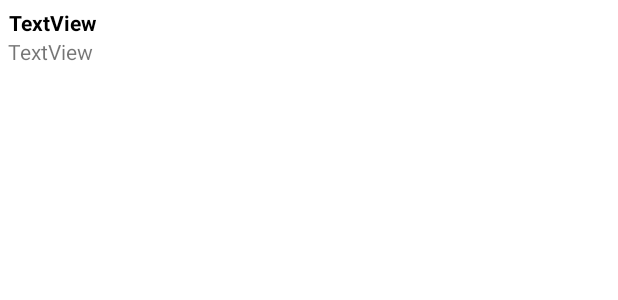
After one commit to kingaparapura/BloodDonor, an Android app: the layout info_window.xml on its own in the app's theme, with its tools: preview values and no code run, on a phone screen of 412 x 824 dp. The commit adds this screen. Shown: the top 300 px of the screen. Run offline under Robolectric (Android 15) with nearby library versions, the phone set to English and light mode, and no system bars.

Commit message:
Added infoWindows

```diff
--- /dev/null
+++ b/app/src/main/res/layout/info_window.xml
@@ -0,0 +1,27 @@
+<?xml version="1.0" encoding="utf-8"?>
+<LinearLayout xmlns:android="http://schemas.android.com/apk/res/android"
+    android:layout_width="match_parent"
+    android:layout_height="match_parent"
+    android:orientation="vertical"
+    android:background="#FFFFFF"
+    android:padding="5dp"
+    >
+
+
+    <TextView
+        android:id="@+id/adress"
+        android:layout_width="wrap_content"
+        android:layout_height="wrap_content"
+        android:textStyle="bold"
+        android:textColor="#000000"
+        android:textAlignment="center"
+        android:text="TextView"
+        android:gravity="center_horizontal" />
+
+    <TextView
+        android:id="@+id/hours"
+        android:layout_width="wrap_content"
+        android:layout_height="wrap_content"
+        android:text="TextView" />
+
+</LinearLayout>
```
Also changed, not shown: app/build.gradle (+6 -4 lines), app/src/main/java/org/example/blooddonor/ui/map/InfoWindowCustom.java (added, +48 -0 lines), app/src/main/java/org/example/blooddonor/ui/map/MapFragment.java (+24 -25 lines), app/src/main/java/org/example/blooddonor/ui/map/MarkerData.java (+10 -3 lines).
